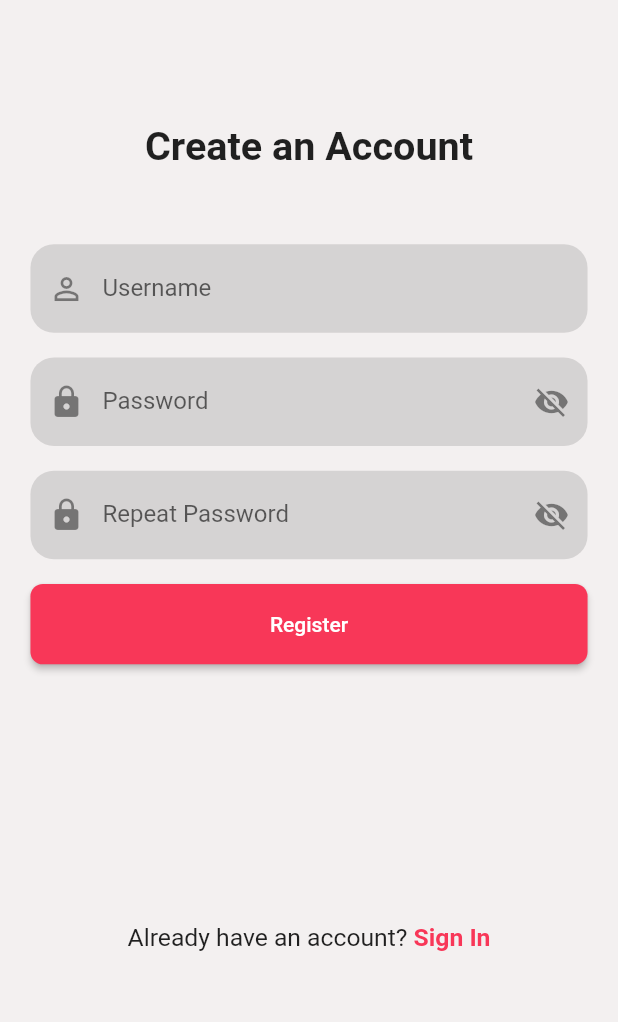
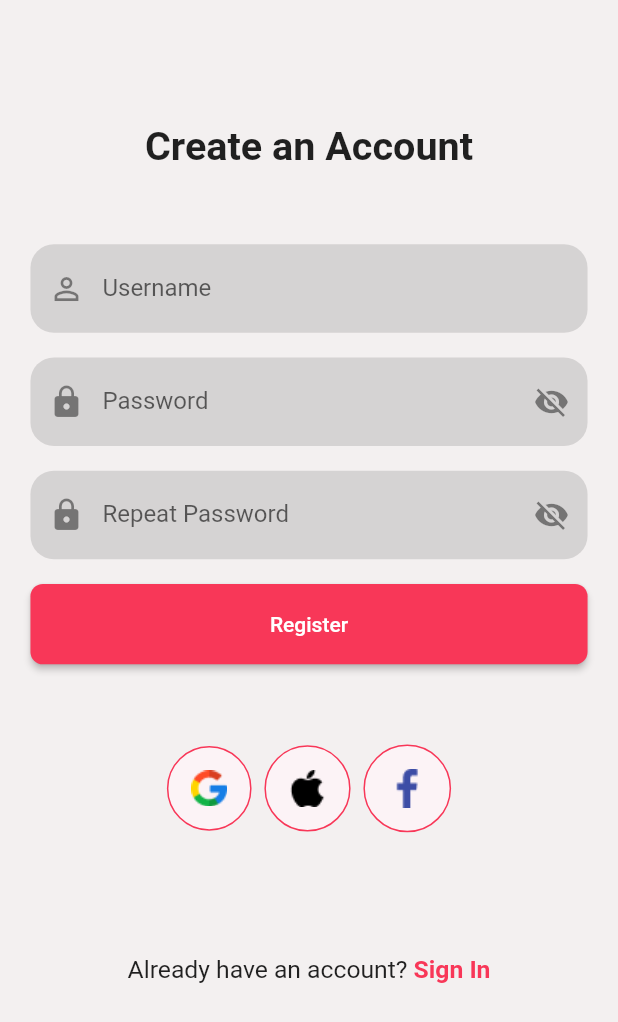
Before and after one commit to Sardorbee/planeta_uz, a Flutter app: the screen it shows after launch, after a tap on "Registration", on a phone screen of 412 x 824 dp. Shown: the top 1022 px of the screen. Run offline on Flutter 3.47's test engine with Material 2 defaults, Android fonts, the phone set to English and light mode, and no system bars; our stand-ins replace firebase_auth, firebase_core, flutter_screenutil, google_sign_in; accounts and stored records are empty; Roboto replaces fonts that are missing (Fjalla); statements that could not run were skipped; project files that could hold a hidden picture were left out.

Commit message:
added google sign

```diff
--- a/lib/main.dart
+++ b/lib/main.dart
@@ -4,7 +4,8 @@ import 'package:flutter_screenutil/flutter_screenutil.dart';
 import 'package:planeta_uz/data/firebase/profile_service.dart';
 import 'package:planeta_uz/provider/auth_provider/login_pro.dart';
 import 'package:planeta_uz/provider/profile_provider.dart';
-import 'package:planeta_uz/ui/splash/splash.dart';
+import 'package:planeta_uz/ui/auth/splash/splash.dart';
+
 import 'package:provider/provider.dart';
 
 Future<void> main() async {
@@ -18,7 +19,8 @@ Future<void> main() async {
           lazy: true,
         ),
         ChangeNotifierProvider(
-          create: (context) => ProfileProvider(profileService: ProfileService()),
+          create: (context) =>
+              ProfileProvider(profileService: ProfileService()),
           lazy: true,
         )
       ],
--- a/lib/provider/auth_provider/login_pro.dart
+++ b/lib/provider/auth_provider/login_pro.dart
@@ -1,6 +1,8 @@
 import 'package:firebase_auth/firebase_auth.dart';
 import 'package:flutter/material.dart';
-import 'package:planeta_uz/ui/sign_in/sign_in_page.dart';
+import 'package:google_sign_in/google_sign_in.dart';
+import 'package:planeta_uz/ui/auth/sign_in/sign_in_page.dart';
+
 import 'package:planeta_uz/ui/tab_box/tab_box.dart';
 
 class LoginProvider with ChangeNotifier {
@@ -12,6 +14,11 @@ class LoginProvider with ChangeNotifier {
   bool obscureText1 = true;
 
   bool isLoading = false;
+  notify(bool v) {
+    isLoading = v;
+    notifyListeners();
+  }
+
   tozalash() {
     emailcontroller.clear();
     passwordcontroller.clear();
@@ -19,45 +26,13 @@ class LoginProvider with ChangeNotifier {
     notifyListeners();
   }
 
-  Future<void> authState(BuildContext context) async {
-    User? user = await FirebaseAuth.instance.authStateChanges().first;
-
-    if (user == null) {
-      if(context.mounted){
-        Navigator.pushAndRemoveUntil(
-        context,
-        MaterialPageRoute(
-          builder: (context) => const SignInPage(),
-        ),
-        (route) => false,
-      );
-
-      }
-      print('User is currently signed out!');
-    } else {
-      if(context.mounted){
-        Navigator.pushAndRemoveUntil(
-        context,
-        MaterialPageRoute(
-          builder: (context) => const TabBox(),
-        ),
-        (route) => false,
-      );
-
-      }
-
-      print('User is signed in!');
-    }
-
-    notifyListeners();
-  }
+  Stream<User?> listenAuthState() => FirebaseAuth.instance.authStateChanges();
 
   Future<void> createUser(BuildContext context) async {
     String email = emailcontroller.text;
     String password = passwordcontroller.text;
     try {
-      isLoading = true;
-      notifyListeners();
+      notify(true);
 
       if (password == repeatpasswordcontroller.text) {
         await FirebaseAuth.instance.createUserWithEmailAndPassword(
@@ -79,8 +54,7 @@ class LoginProvider with ChangeNotifier {
       } else {
         snackkbar(context, "Ikkala password ham bir hil bo'lishi kerak");
       }
-      isLoading = false;
-      notifyListeners();
+      notify(false);
     } on FirebaseAuthException catch (e) {
       snackkbar(context, e.code);
       if (e.code == 'weak-password') {
@@ -97,8 +71,7 @@ class LoginProvider with ChangeNotifier {
     String email = emailcontroller.text;
     String password = passwordcontroller.text;
     try {
-      isLoading = true;
-      notifyListeners();
+      notify(true);
 
       await FirebaseAuth.instance.signInWithEmailAndPassword(
         email: email,
@@ -114,8 +87,7 @@ class LoginProvider with ChangeNotifier {
         tozalash();
       }
 
-      isLoading = false;
-      notifyListeners();
+      notify(false);
     } on FirebaseAuthException catch (e) {
       snackkbar(context, e.code);
     } catch (error) {
@@ -125,8 +97,7 @@ class LoginProvider with ChangeNotifier {
 
   Future<void> logOut(BuildContext context) async {
     try {
-      isLoading = true;
-      notifyListeners();
+      notify(true);
 
       await FirebaseAuth.instance.signOut();
 
@@ -139,8 +110,26 @@ class LoginProvider with ChangeNotifier {
             ),
             (route) => false);
       }
-      isLoading = false;
-      notifyListeners();
+      notify(false);
+    } on FirebaseAuthException catch (e) {
+      snackkbar(context, e.code);
+    } catch (error) {
+      snackkbar(context, error.toString());
+    }
+  }
+
+  Future<void> signInWithGoogle(BuildContext context) async {
+    try {
+      notify(true);
+      final GoogleSignInAccount? googleUser = await GoogleSignIn().signIn();
+      final GoogleSignInAuthentication? googleAuth =
+          await googleUser?.authentication;
+      final credential = GoogleAuthProvider.credential(
+        accessToken: googleAuth?.accessToken,
+        idToken: googleAuth?.idToken,
+      );
+      await FirebaseAuth.instance.signInWithCredential(credential);
+      notify(false);
     } on FirebaseAuthException catch (e) {
       snackkbar(context, e.code);
     } catch (error) {
--- /dev/null
+++ b/lib/ui/auth/app/app.dart
@@ -0,0 +1,31 @@
+import 'package:firebase_auth/firebase_auth.dart';
+import 'package:flutter/material.dart';
+import 'package:planeta_uz/provider/auth_provider/login_pro.dart';
+import 'package:planeta_uz/ui/auth/sign_in/sign_in_page.dart';
+
+import 'package:planeta_uz/ui/tab_box/tab_box.dart';
+import 'package:provider/provider.dart';
+class App extends StatelessWidget {
+  const App({super.key});
+
+  @override
+  Widget build(BuildContext context) {
+    return Scaffold(
+      body: StreamBuilder<User?>(
+        stream: context.read<LoginProvider>().listenAuthState(),
+        builder: (BuildContext context, AsyncSnapshot<User?> snapshot) {
+
+          if (snapshot.hasError) {
+            return Center(child: Text(snapshot.error.toString()));
+          } else if (snapshot.data == null) {
+            print('User is not signed in');
+            return SignInPage();
+          } else {
+            print('User signed in');
+            return TabBox();
+          }
+        },
+      ),
+    );
+  }
+}
--- a/lib/ui/forget_password/forget_pass_page.dart
+++ b/lib/ui/auth/forget_password/forget_pass_page.dart
@@ -1,5 +1,5 @@
 import 'package:flutter/material.dart';
-import 'package:planeta_uz/ui/forget_password/create_new_pass.dart';
+import 'package:planeta_uz/ui/auth/forget_password/create_new_pass.dart';
 import 'package:planeta_uz/ui/utils/colors.dart';
 
 import '../sign_in/sign_in_page.dart';
--- /dev/null
+++ b/lib/ui/auth/sign_in/widgets/social_buttons.dart
@@ -0,0 +1,67 @@
+import 'package:flutter/material.dart';
+import 'package:flutter_screenutil/flutter_screenutil.dart';
+import 'package:planeta_uz/provider/auth_provider/login_pro.dart';
+import 'package:planeta_uz/ui/utils/colors.dart';
+import 'package:provider/provider.dart';
+
+class SocialButtons extends StatelessWidget {
+  const SocialButtons({
+    super.key,
+    required this.w,
+  });
+
+  final double w;
+
+  @override
+  Widget build(BuildContext context) {
+    return Padding(
+      padding: EdgeInsets.only(left: w * 0.2, right: w * 0.2, top: w * 0.01),
+      child: Row(
+        mainAxisAlignment: MainAxisAlignment.spaceEvenly,
+        children: [
+          InkWell(
+            onTap: () => context.read<LoginProvider>().signInWithGoogle(context),
+            child: Container(
+              padding: EdgeInsets.all(15.h),
+              decoration: BoxDecoration(
+                color: const Color(0xffFCF3F6),
+                shape: BoxShape.circle,
+                border: Border.all(
+                  color: AppColors.mainButtonColor,
+                ),
+              ),
+              child: Image.asset('assets/png/google.png'),
+            ),
+          ),
+          InkWell(
+            child: Container(
+              padding: EdgeInsets.all(15.h),
+              decoration: BoxDecoration(
+                color: const Color(0xffFCF3F6),
+                shape: BoxShape.circle,
+                border: Border.all(
+                  color: AppColors.mainButtonColor,
+                ),
+              ),
+              child: Image.asset('assets/png/apple.png'),
+            ),
+          ),
+          InkWell(
+            onTap: () {},
+            child: Container(
+              padding: EdgeInsets.all(15.h),
+              decoration: BoxDecoration(
+                color: const Color(0xffFCF3F6),
+                shape: BoxShape.circle,
+                border: Border.all(
+                  color: AppColors.mainButtonColor,
+                ),
+              ),
+              child: Image.asset('assets/png/facebook.png'),
+            ),
+          ),
+        ],
+      ),
+    );
+  }
+}
--- a/lib/ui/sign_up/sign_up_page.dart
+++ b/lib/ui/auth/sign_up/sign_up_page.dart
@@ -1,7 +1,9 @@
 import 'package:flutter/material.dart';
 import 'package:flutter_screenutil/flutter_screenutil.dart';
 import 'package:planeta_uz/provider/auth_provider/login_pro.dart';
-import 'package:planeta_uz/ui/sign_in/sign_in_page.dart';
+import 'package:planeta_uz/ui/auth/sign_in/sign_in_page.dart';
+import 'package:planeta_uz/ui/auth/sign_in/widgets/social_buttons.dart';
+
 import 'package:planeta_uz/ui/utils/colors.dart';
 import 'package:provider/provider.dart';
 
@@ -17,6 +19,7 @@ class _SignUpPageState extends State<SignUpPage> {
   Widget build(BuildContext context) {
     LoginProvider x = context.read<LoginProvider>();
     LoginProvider y = context.watch<LoginProvider>();
+    var w = MediaQuery.of(context).size.width;
     return GestureDetector(
       onTap: (() => FocusScope.of(context).unfocus()),
       child: Scaffold(
@@ -87,10 +90,10 @@ class _SignUpPageState extends State<SignUpPage> {
                                   labelText: "Password",
                                   suffixIcon: IconButton(
                                     icon: Icon(x.obscureText
-                                    ? Icons.visibility_off
-                                    : Icons.visibility),
+                                        ? Icons.visibility_off
+                                        : Icons.visibility),
                                     onPressed: () {
-                                  x.obs1();
+                                      x.obs1();
                                     },
                                   ),
                                   labelStyle: const TextStyle(
@@ -164,7 +167,11 @@ class _SignUpPageState extends State<SignUpPage> {
                             ),
                           ),
                           SizedBox(
-                            height: MediaQuery.of(context).size.height * 0.21,
+                            height: MediaQuery.of(context).size.height * 0.06,
+                          ),
+                          SocialButtons(w: w),
+                          SizedBox(
+                            height: MediaQuery.of(context).size.height * 0.10,
                           ),
                           Row(
                             mainAxisAlignment: MainAxisAlignment.center,
--- a/lib/ui/splash/splash.dart
+++ b/lib/ui/auth/splash/splash.dart
@@ -1,5 +1,6 @@
 import 'package:flutter/material.dart';
 import 'package:flutter_screenutil/flutter_screenutil.dart';
+import 'package:planeta_uz/ui/auth/app/app.dart';
 import 'package:planeta_uz/provider/auth_provider/login_pro.dart';
 import 'package:planeta_uz/ui/utils/colors.dart';
 import 'package:provider/provider.dart';
@@ -12,16 +13,24 @@ class SplashPage extends StatefulWidget {
 }
 
 class _SplashPageState extends State<SplashPage> {
-  init() async {
+  _init() async {
     await Future.delayed(const Duration(seconds: 3));
-    if(context.mounted){
-      context.read<LoginProvider>().authState(context);
+
+    if (context.mounted) {
+      Navigator.pushReplacement(
+        context,
+        MaterialPageRoute(
+          builder: (context) {
+            return App();
+          },
+        ),
+      );
     }
   }
 
   @override
   void initState() {
-    init();
+    _init();
 
     super.initState();
   }
--- a/lib/ui/sign_in/widgets/social_buttons.dart
+++ /dev/null
@@ -1,59 +0,0 @@
-
-import 'package:flutter/material.dart';
-import 'package:flutter_screenutil/flutter_screenutil.dart';
-import 'package:planeta_uz/ui/utils/colors.dart';
-
-class SocialButtons extends StatelessWidget {
-  const SocialButtons({
-    super.key,
-    required this.w,
-  });
-
-  final double w;
-
-  @override
-  Widget build(BuildContext context) {
-    return Padding(
-      padding: EdgeInsets.only(
-          left: w * 0.2, right: w * 0.2, top: w * 0.01),
-      child: Row(
-        mainAxisAlignment: MainAxisAlignment.spaceEvenly,
-        children: [
-          Container(
-            padding: EdgeInsets.all(15.h),
-            decoration: BoxDecoration(
-              color: const Color(0xffFCF3F6),
-              shape: BoxShape.circle,
-              border: Border.all(
-                color: AppColors.mainButtonColor,
-              ),
-            ),
-            child: Image.asset('assets/png/google.png'),
-          ),
-          Container(
-            padding: EdgeInsets.all(15.h),
-            decoration: BoxDecoration(
-              color: const Color(0xffFCF3F6),
-              shape: BoxShape.circle,
-              border: Border.all(
-                color: AppColors.mainButtonColor,
-              ),
-            ),
-            child: Image.asset('assets/png/apple.png'),
-          ),
-          Container(
-            padding: EdgeInsets.all(15.h),
-            decoration: BoxDecoration(
-              color: const Color(0xffFCF3F6),
-              shape: BoxShape.circle,
-              border: Border.all(
-                color: AppColors.mainButtonColor,
-              ),
-            ),
-            child: Image.asset('assets/png/facebook.png'),
-          ),
-        ],
-      ),
-    );
-  }
-}
--- a/pubspec.yaml
+++ b/pubspec.yaml
@@ -24,6 +24,8 @@ dependencies:
   http: ^1.1.0
   flutter_screenutil: ^5.8.4
   flutter_svg: ^2.0.7
+  sign_in_with_apple: ^5.0.0
+  google_sign_in: ^6.1.4
 
 dev_dependencies:
   flutter_test:
```
Also changed, not shown: lib/app/app.dart (deleted, +0 -32 lines), lib/ui/auth/sign_in/sign_in_page.dart (renamed from lib/ui/sign_in/sign_in_page.dart, +4 -3 lines), lib/ui/tab_box/home/home_page.dart (+17 -2 lines), lib/ui/tab_box/profile/profile_screen.dart (+15 -5 lines), lib/ui/auth/forget_password/create_new_pass.dart (renamed from lib/ui/forget_password/create_new_pass.dart), lib/ui/auth/sign_in/widgets/stack.dart (added), pubspec.lock.
